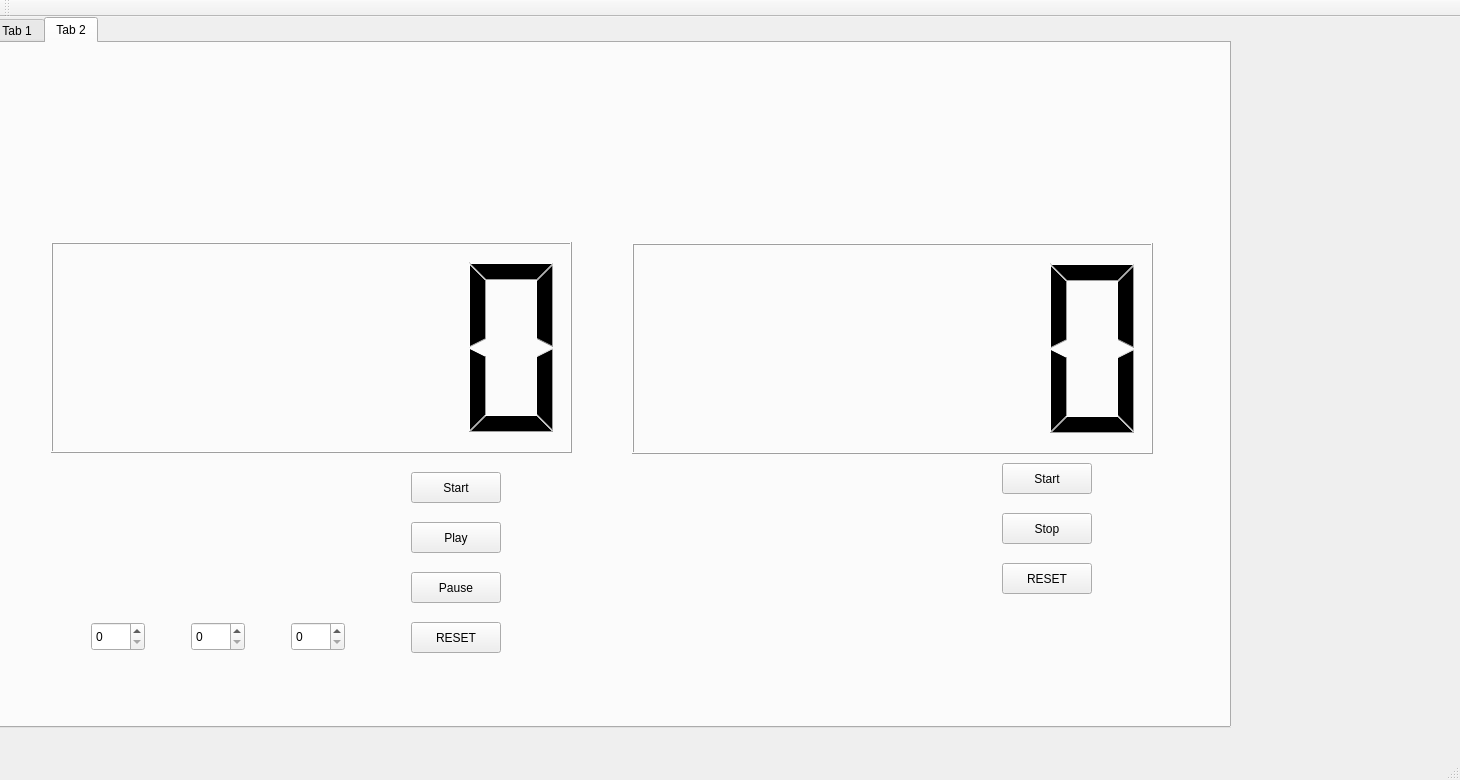
The window that WorkingClock/mainwindow.ui (jdrahoz/Clock) describes before a commit, drawn with Qt 5.
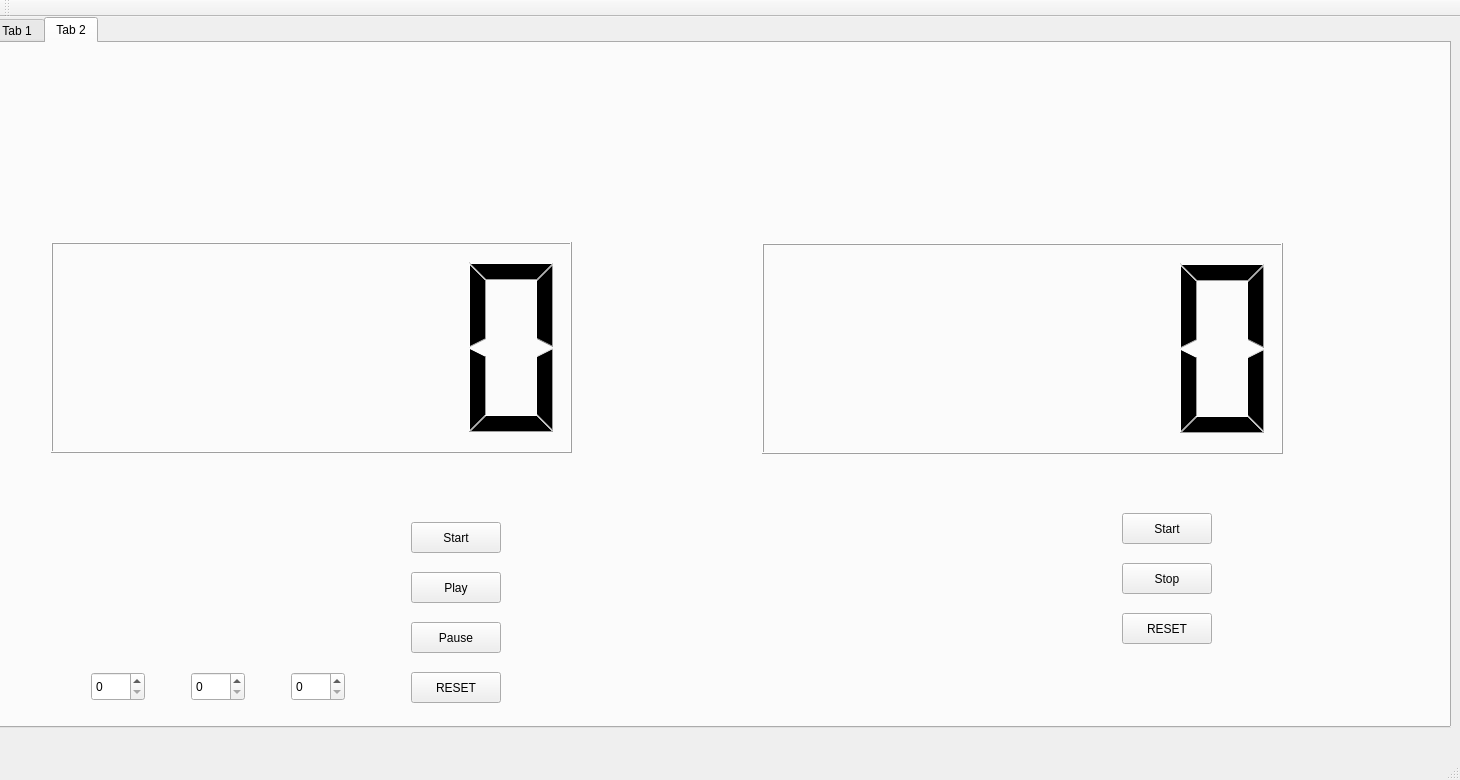
The same window after the commit.

Commit message: Adjust zooming for timer/stopwatch

What changed in the file:
```diff
--- a/WorkingClock/mainwindow.ui
+++ b/WorkingClock/mainwindow.ui
@@ -31,7 +31,7 @@
      <rect>
       <x>-10</x>
       <y>0</y>
-      <width>1241</width>
+      <width>1461</width>
       <height>711</height>
      </rect>
     </property>
@@ -893,15 +893,15 @@
        <rect>
         <x>49</x>
         <y>49</y>
-        <width>571</width>
-        <height>591</height>
+        <width>711</width>
+        <height>631</height>
        </rect>
       </property>
       <widget class="QSpinBox" name="spinBoxHr">
        <property name="geometry">
         <rect>
          <x>50</x>
-         <y>530</y>
+         <y>580</y>
          <width>54</width>
          <height>29</height>
         </rect>
@@ -911,7 +911,7 @@
        <property name="geometry">
         <rect>
          <x>150</x>
-         <y>530</y>
+         <y>580</y>
          <width>54</width>
          <height>29</height>
         </rect>
@@ -921,7 +921,7 @@
        <property name="geometry">
         <rect>
          <x>250</x>
-         <y>530</y>
+         <y>580</y>
          <width>54</width>
          <height>29</height>
         </rect>
@@ -931,7 +931,7 @@
        <property name="geometry">
         <rect>
          <x>370</x>
-         <y>530</y>
+         <y>580</y>
          <width>90</width>
          <height>31</height>
         </rect>
@@ -944,7 +944,7 @@
        <property name="geometry">
         <rect>
          <x>370</x>
-         <y>480</y>
+         <y>530</y>
          <width>90</width>
          <height>31</height>
         </rect>
@@ -957,7 +957,7 @@
        <property name="geometry">
         <rect>
          <x>370</x>
-         <y>430</y>
+         <y>480</y>
          <width>90</width>
          <height>31</height>
         </rect>
@@ -970,7 +970,7 @@
        <property name="geometry">
         <rect>
          <x>370</x>
-         <y>380</y>
+         <y>430</y>
          <width>90</width>
          <height>31</height>
         </rect>
@@ -1007,14 +1007,14 @@
        <rect>
         <x>620</x>
         <y>50</y>
-        <width>621</width>
+        <width>831</width>
         <height>591</height>
        </rect>
       </property>
       <widget class="QLCDNumber" name="StopwatchDisplay">
        <property name="geometry">
         <rect>
-         <x>20</x>
+         <x>150</x>
          <y>150</y>
          <width>521</width>
          <height>211</height>
@@ -1036,8 +1036,8 @@
       <widget class="QPushButton" name="startButtonStopwatch">
        <property name="geometry">
         <rect>
-         <x>390</x>
-         <y>370</y>
+         <x>510</x>
+         <y>420</y>
          <width>90</width>
          <height>31</height>
         </rect>
@@ -1049,8 +1049,8 @@
       <widget class="QPushButton" name="resetButtonStopwatch">
        <property name="geometry">
         <rect>
-         <x>390</x>
-         <y>470</y>
+         <x>510</x>
+         <y>520</y>
          <width>90</width>
          <height>31</height>
         </rect>
@@ -1062,8 +1062,8 @@
       <widget class="QPushButton" name="stopButtonStopwatch">
        <property name="geometry">
         <rect>
-         <x>390</x>
-         <y>420</y>
+         <x>510</x>
+         <y>470</y>
          <width>90</width>
          <height>31</height>
         </rect>
```
